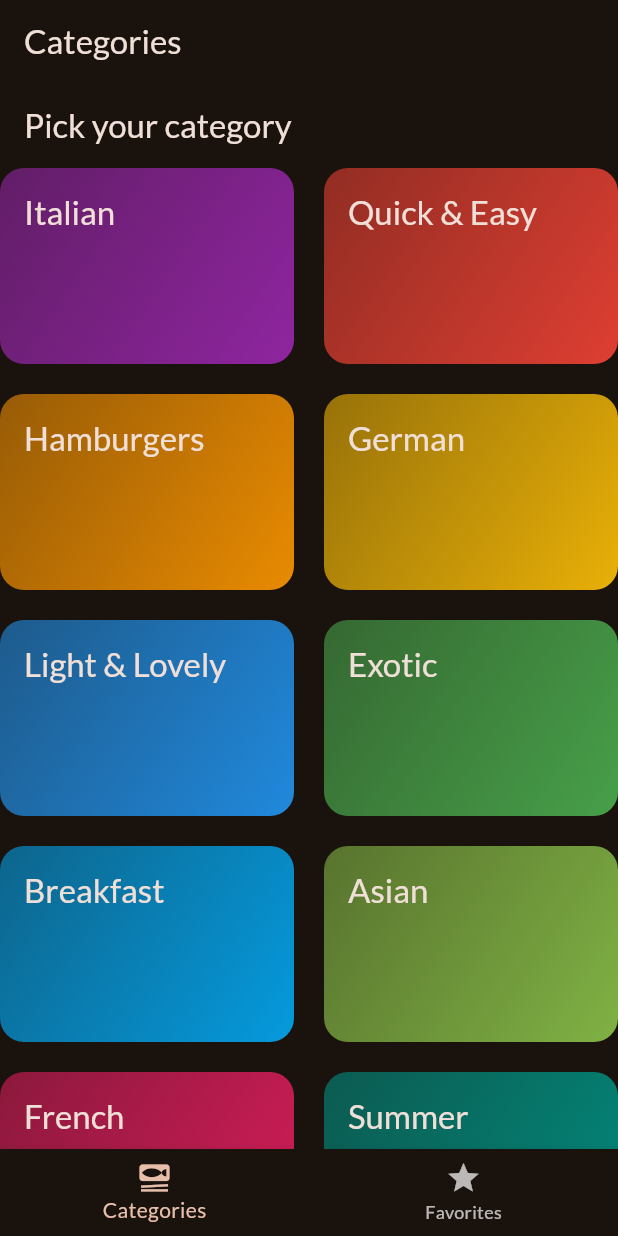
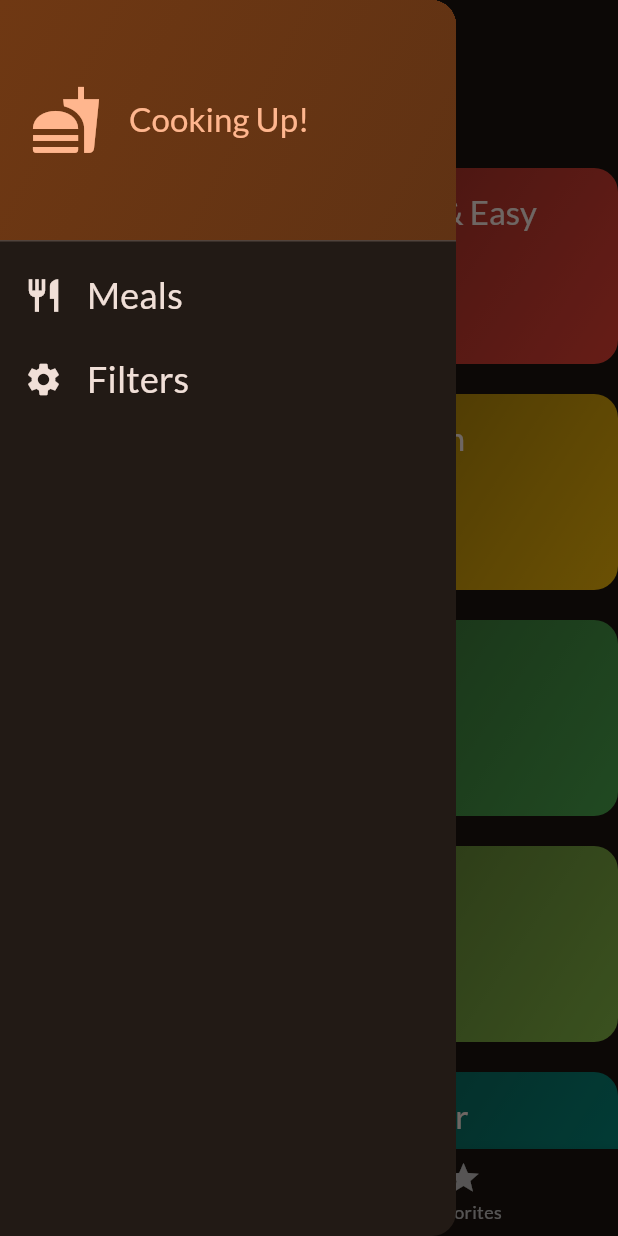
Before and after one commit to ir-sen/meal_app_flutter, a Flutter app: the screen it shows after launch, with the side drawer open (before the commit the screen has no drawer), on a phone screen of 412 x 824 dp. Run offline on Flutter 3.47's test engine with Material 3 defaults, Android fonts, the phone set to English and light mode, and no system bars; our stand-ins replace google_fonts, transparent_image.

Commit message:
add function filters main drawer setting menu on left

```diff
--- /dev/null
+++ b/lib/widgets/main_drawer.dart
@@ -0,0 +1,85 @@
+import 'package:flutter/material.dart';
+
+
+// this is ofr frawing navigation in application
+class MainDrawer extends StatelessWidget {
+  const MainDrawer({
+    super.key,
+    required this.onSelectScreen
+    });
+
+  final void Function(String indentifier) onSelectScreen;
+
+  @override
+  Widget build(BuildContext context) {
+    return Drawer(
+      child: Column(
+        children: [
+          DrawerHeader(
+            padding: const EdgeInsets.all(20),
+            decoration: BoxDecoration(
+                gradient: LinearGradient(
+              colors: [
+                Theme.of(context).colorScheme.primaryContainer,
+                Theme.of(context).colorScheme.primaryContainer.withOpacity(0.8),
+              ],
+              begin: Alignment.topLeft,
+              end: Alignment.bottomRight,
+            )),
+            child: Row(
+              children: [
+                Icon(
+                  Icons.fastfood,
+                  size: 48,
+                  color: Theme.of(context).colorScheme.primary,
+                ),
+                const SizedBox(
+                  width: 18,
+                ),
+                Text('Cooking Up!',
+                    style: Theme.of(context).textTheme.titleLarge!.copyWith(
+                          color: Theme.of(context).colorScheme.primary,
+                        )),
+              ],
+            ),
+          ),
+          ListTile(
+            leading: Icon(
+              Icons.restaurant,
+              size: 26,
+              color: Theme.of(context).colorScheme.onBackground,
+            ),
+            title: Text(
+              'Meals',
+              style: Theme.of(context).textTheme.titleSmall!.copyWith(
+                    color: Theme.of(context).colorScheme.onBackground,
+                    fontSize: 24,
+                  ),
+            ),
+            onTap: () {
+              onSelectScreen('meals');
+            },
+          ),
+
+          ListTile(
+            leading: Icon(
+              Icons.settings,
+              size: 26,
+              color: Theme.of(context).colorScheme.onBackground,
+            ),
+            title: Text(
+              'Filters',
+              style: Theme.of(context).textTheme.titleSmall!.copyWith(
+                    color: Theme.of(context).colorScheme.onBackground,
+                    fontSize: 24,
+                  ),
+            ),
+            onTap: () {
+              onSelectScreen('filters');
+            },
+          ),
+        ],
+      ),
+    );
+  }
+}
```
Also changed, not shown: lib/screens/filters.dart (added, +142 -0 lines), lib/screens/tabs.dart (+34 -9 lines).
